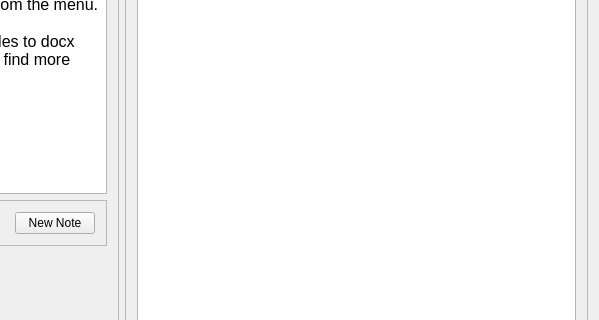
This is mainwindow.ui in dhamith93/QuickNote as Qt 5 draws it before an edit; both pictures show x 355 to 954 and y 186 to 506 of the 954 by 655 pixel window. The edited form follows.
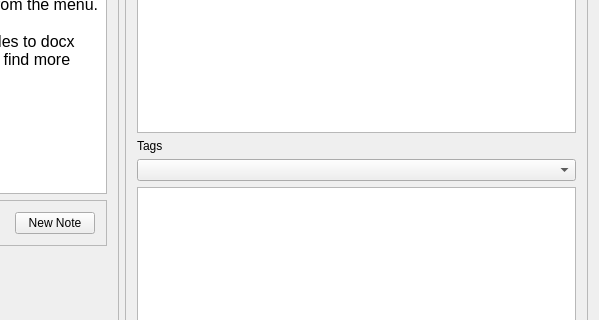
This is the edited form. Icons and pictures are not drawn.

Commit message: Added 'tags'. Now notes can be organized using tags

```diff
--- a/mainwindow.ui
+++ b/mainwindow.ui
@@ -137,8 +137,8 @@
          <property name="font">
           <font>
            <pointsize>13</pointsize>
-           <weight>75</weight>
-           <bold>true</bold>
+           <weight>50</weight>
+           <bold>false</bold>
           </font>
          </property>
          <property name="cursor" stdset="0">
@@ -161,6 +161,19 @@
          </property>
         </widget>
        </item>
+       <item>
+        <widget class="QLabel" name="label_2">
+         <property name="text">
+          <string>Tags</string>
+         </property>
+        </widget>
+       </item>
+       <item>
+        <widget class="QComboBox" name="cmbTags"/>
+       </item>
+       <item>
+        <widget class="QListWidget" name="listNotesByTag"/>
+       </item>
       </layout>
      </widget>
     </item>
```
The commit also changes 11 other files.
